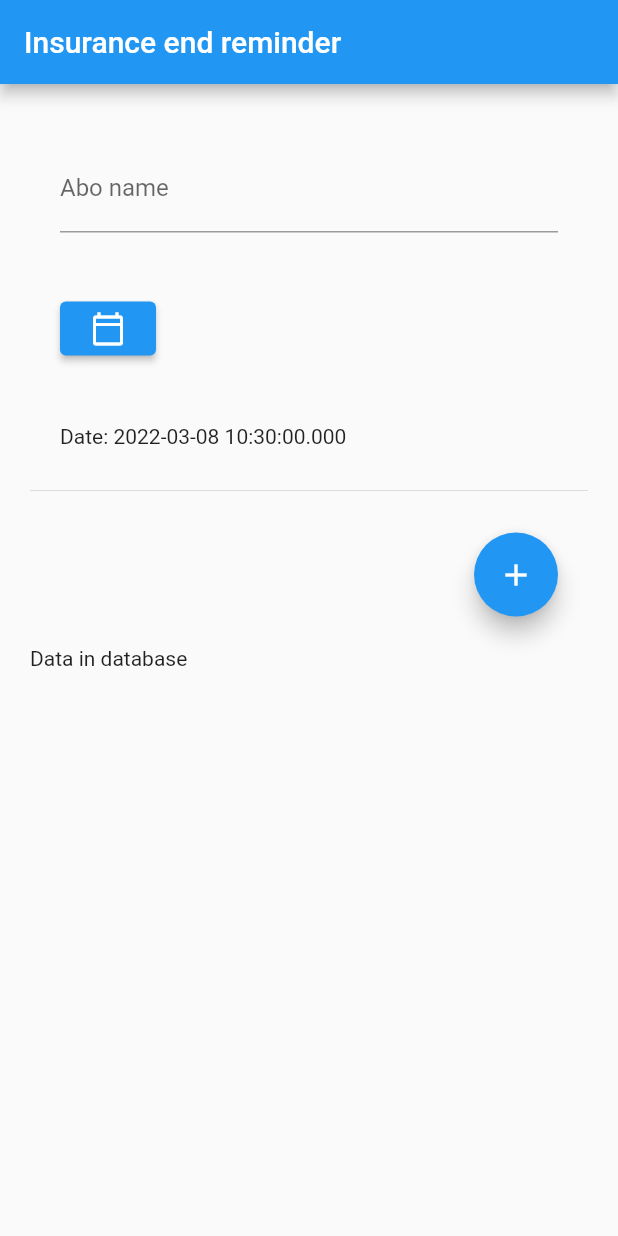
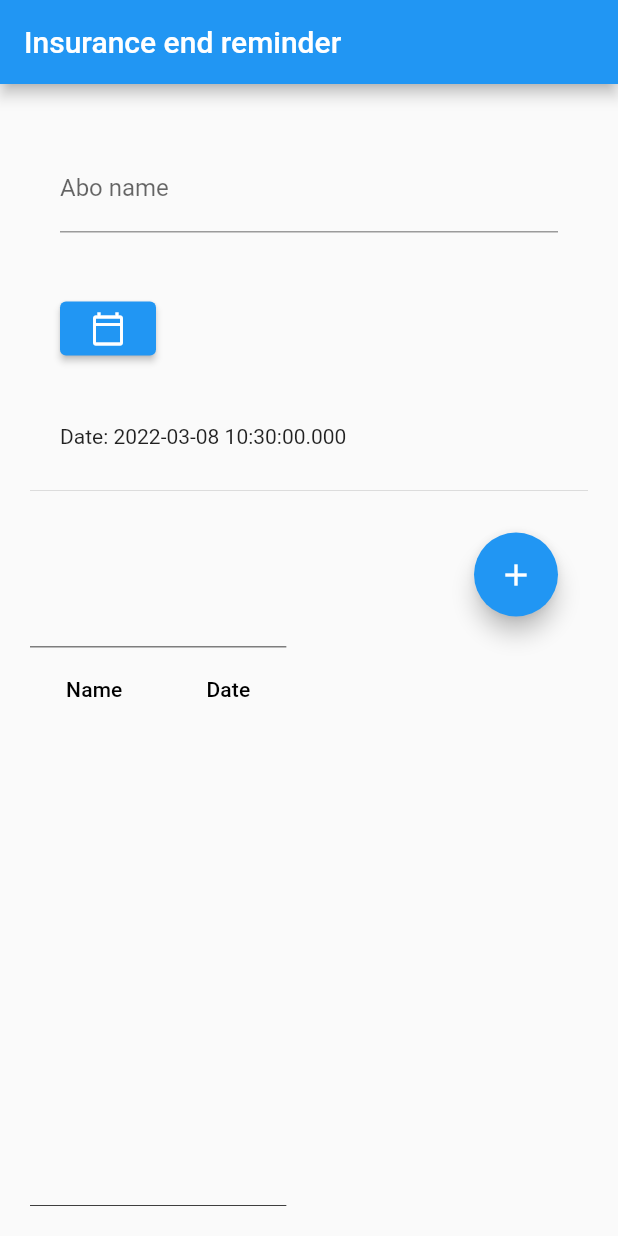
Before and after one commit to peach12345/abo-management, a Flutter app: the screen it shows after launch, on a phone screen of 412 x 824 dp. Run offline on Flutter 3.47's test engine with Material 2 defaults, Android fonts, the phone set to English and light mode, and no system bars; our stand-ins replace bloc, equatable, flutter_bloc, hive, hive_flutter; accounts and stored records are empty.

Commit message:
add data table to view

```diff
--- a/lib/bloc/subscription_bloc.dart
+++ b/lib/bloc/subscription_bloc.dart
@@ -30,7 +30,6 @@ class SubscriptionBloc extends Bloc<SubscriptionEvent, SubscriptionState>  {
   }
 
   FutureOr<void> _onSubscriptionSubmitted(SubscriptionSubmitted event, Emitter<SubscriptionState> emit) {
-    print("Hallo");
     List<Subscription> newResult = [];
     newResult.addAll(state.result);
     newResult.add(Subscription(name: state.name, date: state.date));
--- a/lib/main.dart
+++ b/lib/main.dart
@@ -22,7 +22,7 @@ class MyApp extends StatelessWidget {
       theme: ThemeData(
         primarySwatch: Colors.blue,
       ),
-      home:  BlocProvider(
+      home: BlocProvider(
         create: (context) => SubscriptionBloc(),
         child: const MyHomePage(title: 'Insurance end reminder'),
       ),
@@ -41,7 +41,6 @@ class MyHomePage extends StatefulWidget {
 enum Notification { yes, no }
 
 class _MyHomePageState extends State<MyHomePage> {
-
   DateTime selectedDate = DateTime.now();
   List<Subscription> result = [];
 
@@ -49,7 +48,6 @@ class _MyHomePageState extends State<MyHomePage> {
   void initState() {
     super.initState();
   }
-
 
   _selectDate(BuildContext context) async {
     final DateTime? picked = await showDatePicker(
@@ -74,10 +72,9 @@ class _MyHomePageState extends State<MyHomePage> {
       ),
       body: BlocConsumer<SubscriptionBloc, SubscriptionState>(
         listener: (context, state) {},
-        buildWhen: (previous,current) {
+        buildWhen: (previous, current) {
           return previous.result != current.result;
         },
-
         builder: (context, state) {
           return Center(
             child: Padding(
@@ -92,8 +89,8 @@ class _MyHomePageState extends State<MyHomePage> {
                         initialValue: state.name,
                         onChanged: (name) => context.read<SubscriptionBloc>()
                           ..add(NameChanged(name)),
-                        decoration: const InputDecoration(hintText: "Abo name",labelText: "Abo name"
-                        )),
+                        decoration: const InputDecoration(
+                            hintText: "Abo name", labelText: "Abo name")),
                   ),
                   Padding(
                     padding: const EdgeInsets.all(20.0),
@@ -112,34 +109,25 @@ class _MyHomePageState extends State<MyHomePage> {
                     child: Align(
                       alignment: Alignment.bottomRight,
                       child: FloatingActionButton(
-                          onPressed:  () => {context.read<SubscriptionBloc>()
-                            ..add(SubscriptionSubmitted())},
+                          onPressed: () => {
+                                context.read<SubscriptionBloc>()
+                                  ..add(SubscriptionSubmitted())
+                              },
                           child: const Icon(Icons.add)),
                     ),
                   ),
-                  const Text("Data in database"),
-
                   BlocBuilder<SubscriptionBloc, SubscriptionState>(
                       buildWhen: (previousState, state) {
                     return previousState.result.length != state.result.length;
                     // return true/false to determine whether or not
                     // to rebuild the widget with state
-                      },
-                      builder: (context, state) {
-                      return  Expanded(
+                  }, builder: (context, state) {
+                    return Expanded(
                       flex: 1,
-                          child: ListView.builder(
-                            itemCount: state.result.length,
-                            itemBuilder: (context, index) {
-                              return ListTile(
-                                title: Text(state.result[index].name + " " +  state.result[index].date),
-                              );
-                            },
-                          ),
+                      child: Table()
                     );
                     // return widget here based on BlocA's state
-                      }
-                  )
+                  }),
 
                 ],
               ),
@@ -150,3 +138,44 @@ class _MyHomePageState extends State<MyHomePage> {
     );
   }
 }
+
+class Table extends StatelessWidget {
+  @override
+  Widget build(BuildContext context) {
+    return BlocBuilder<SubscriptionBloc, SubscriptionState>(
+        buildWhen: (previousState, state) {
+      return previousState.result.length != state.result.length;
+      // return true/false to determine whether or not
+      // to rebuild the widget with state
+    }, builder: (context, state) {
+      return DataTable(
+        decoration: const BoxDecoration(border: Border(
+          bottom: BorderSide( //                   <--- left side
+            color: Colors.black,
+            width: 0.5,
+          ),
+          top: BorderSide( //                    <--- top side
+            color: Colors.black,
+            width: 0.5,
+          ),
+        )),
+        columns: const [
+          DataColumn(label: Text('Name')),
+          DataColumn(label: Text('Date')),
+        ],
+        rows: state
+            .result // Loops through dataColumnText, each iteration assigning the value to element
+            .map(
+              ((element) => DataRow(
+                    cells: <DataCell>[
+                      DataCell(Text(element.name)),
+                      DataCell(Text(element.date))
+                      //Extracting from Map element the value
+                    ],
+                  )),
+            )
+            .toList(),
+      );
+    });
+  }
+}
```
Lines whose indentation alone changed are shown as unchanged.
